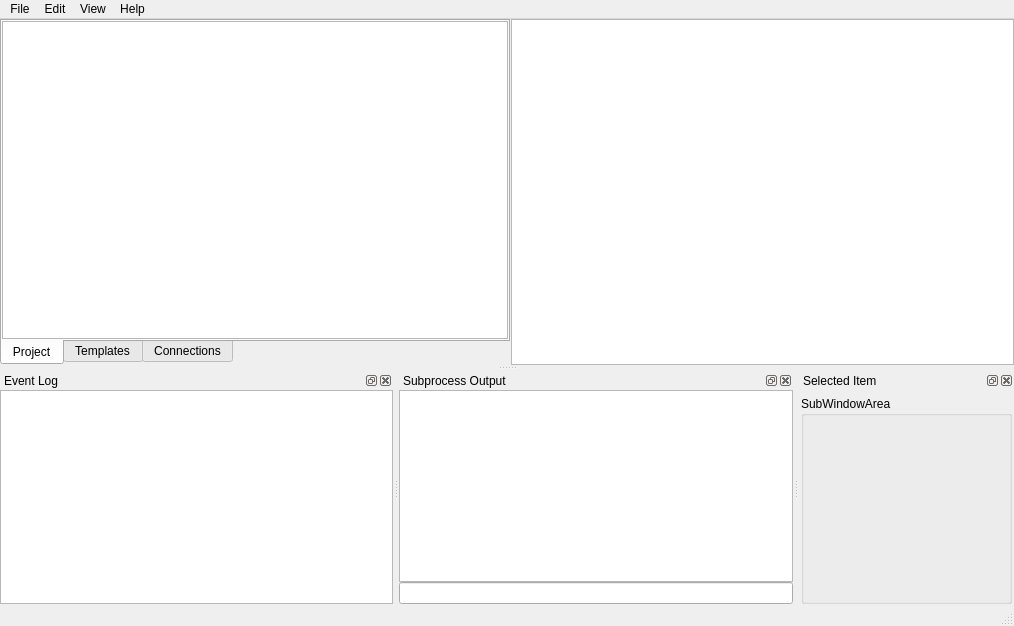
The window that spinetoolbox/ui/mainwindow.ui (spine-tools/Spine-Toolbox) describes before a commit, drawn with Qt 5.
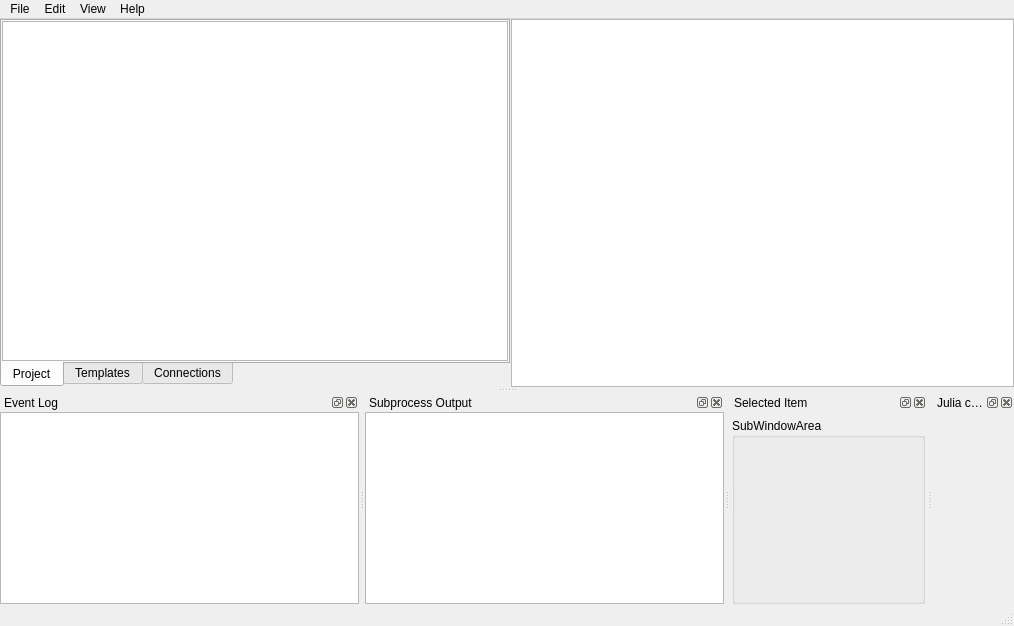
The same window after the commit. Icons and pictures are not drawn. Custom widgets are drawn as their Qt base class.

Commit message: Julia qtconsole embeded

What changed in the file:
```diff
--- a/spinetoolbox/ui/mainwindow.ui
+++ b/spinetoolbox/ui/mainwindow.ui
@@ -529,16 +529,6 @@
        </property>
       </widget>
      </item>
-     <item>
-      <widget class="CustomQLineEdit" name="lineEdit_process_command">
-       <property name="maximumSize">
-        <size>
-         <width>16777215</width>
-         <height>24</height>
-        </size>
-       </property>
-      </widget>
-     </item>
     </layout>
    </widget>
   </widget>
@@ -587,6 +577,21 @@
     </layout>
    </widget>
   </widget>
+  <widget class="QDockWidget" name="dockWidget_julia_qtconsole">
+   <property name="windowTitle">
+    <string>Julia console</string>
+   </property>
+   <attribute name="dockWidgetArea">
+    <number>8</number>
+   </attribute>
+   <widget class="QWidget" name="dockWidgetContents_julia_qtconsole">
+    <layout class="QVBoxLayout" name="verticalLayout_9">
+     <item>
+      <widget class="QWidget" name="widget_2" native="true"/>
+     </item>
+    </layout>
+   </widget>
+  </widget>
   <action name="actionQuit">
    <property name="text">
     <string>Quit</string>
@@ -722,11 +727,6 @@
    <extends>QGraphicsView</extends>
    <header>widgets/custom_qgraphicsview.h</header>
   </customwidget>
-  <customwidget>
-   <class>CustomQLineEdit</class>
-   <extends>QLineEdit</extends>
-   <header>widgets/custom_qlineedit.h</header>
-  </customwidget>
  </customwidgets>
  <tabstops>
   <tabstop>tabWidget</tabstop>
```
Left out of the diff: 2 changed lines with no effect on the pictures. The commit also changes 8 other files.
